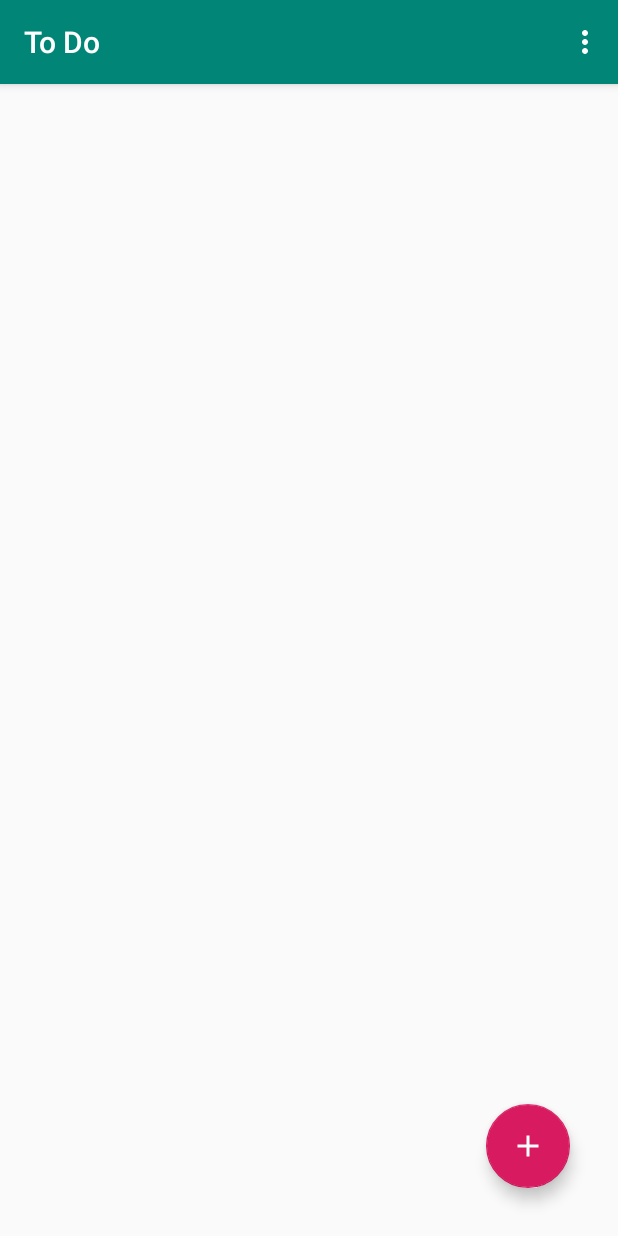
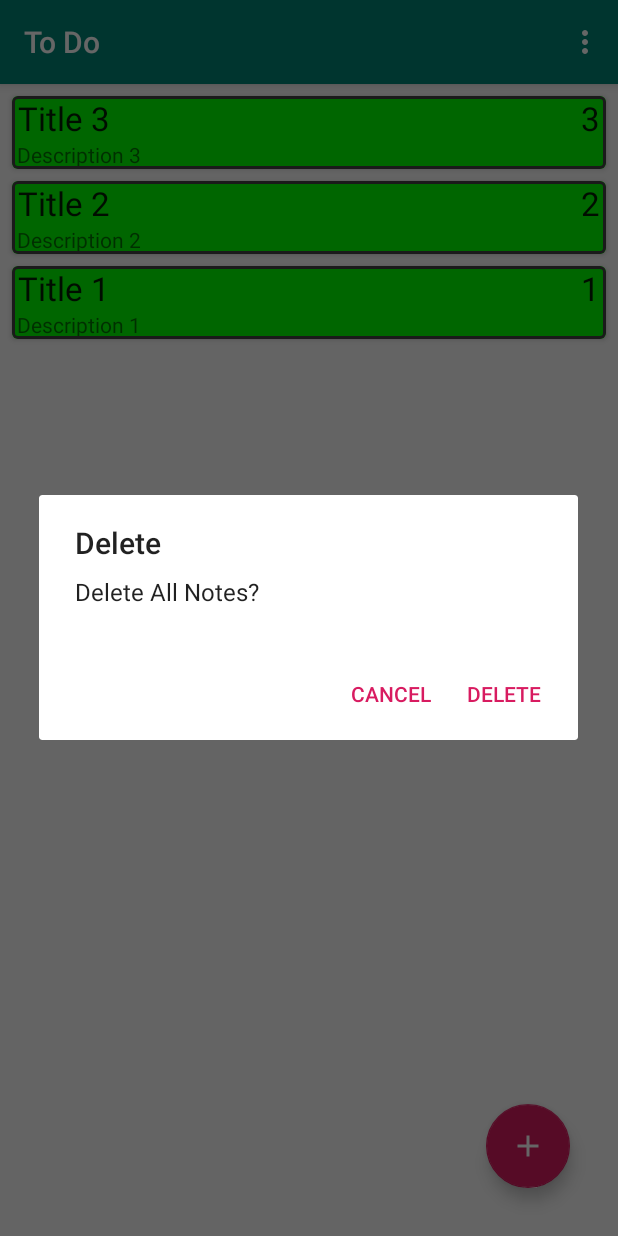
Before and after one commit to RaulFlo/MVVMExample, an Android app: the screen it shows after launch (MainActivity), in the options menu, after a tap on "Delete all notes", on a phone screen of 412 x 824 dp. Run offline under Robolectric (Android 15) with nearby library versions, the phone set to English and light mode, and no system bars; our stand-ins replace Room's generated code; libraries missing offline, so code that uses them is left out: com.shawnlin.numberpicker, es.dmoral.toasty; 5 statements that could not run were skipped.

Commit message:
Alert Dialog for Delete all note

```diff
--- a/app/src/main/java/com/example/android/mvvmexample/MainActivity.java
+++ b/app/src/main/java/com/example/android/mvvmexample/MainActivity.java
@@ -2,6 +2,7 @@
 
 import androidx.annotation.NonNull;
 import androidx.annotation.Nullable;
+import androidx.appcompat.app.AlertDialog;
 import androidx.appcompat.app.AppCompatActivity;
 import androidx.lifecycle.Observer;
 import androidx.lifecycle.ViewModelProviders;
@@ -9,6 +10,7 @@
 import androidx.recyclerview.widget.LinearLayoutManager;
 import androidx.recyclerview.widget.RecyclerView;
 
+import android.content.DialogInterface;
 import android.content.Intent;
 import android.os.Bundle;
 import android.view.Menu;
@@ -143,8 +145,17 @@
     public boolean onOptionsItemSelected(@NonNull MenuItem item) {
         switch (item.getItemId()) {
             case R.id.delete_all_notes_menu_item:
-                noteViewModel.deleteAllNotes();
-                Toasty.error(this,"All Notes deleted", Toasty.LENGTH_SHORT).show();
+               new AlertDialog.Builder(this).setTitle("Delete").setMessage("Delete All Notes?")
+                       .setPositiveButton("Delete", new DialogInterface.OnClickListener() {
+                           @Override
+                           public void onClick(DialogInterface dialogInterface, int i) {
+                               noteViewModel.deleteAllNotes();
+                               Toasty.error(MainActivity.this,"All Notes deleted", Toasty.LENGTH_SHORT).show();
+                           }
+                       })
+                       .setNegativeButton("Cancel",null)
+                       .show();
+
                 return true;
             default:
                 return super.onOptionsItemSelected(item);
```
